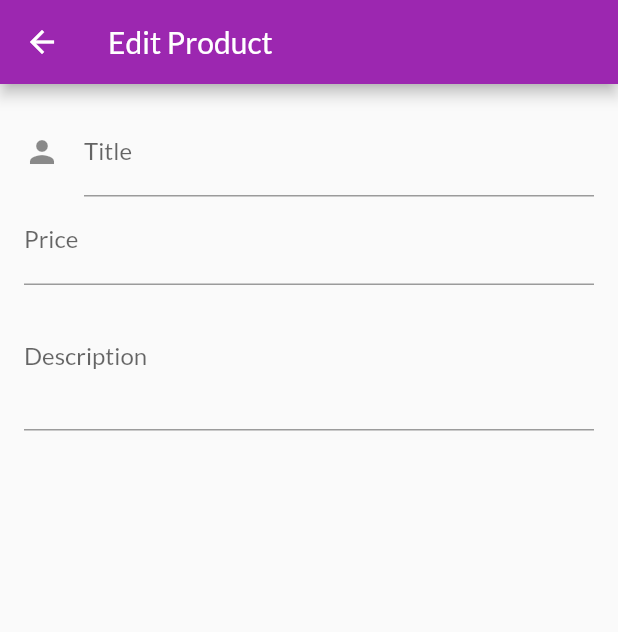
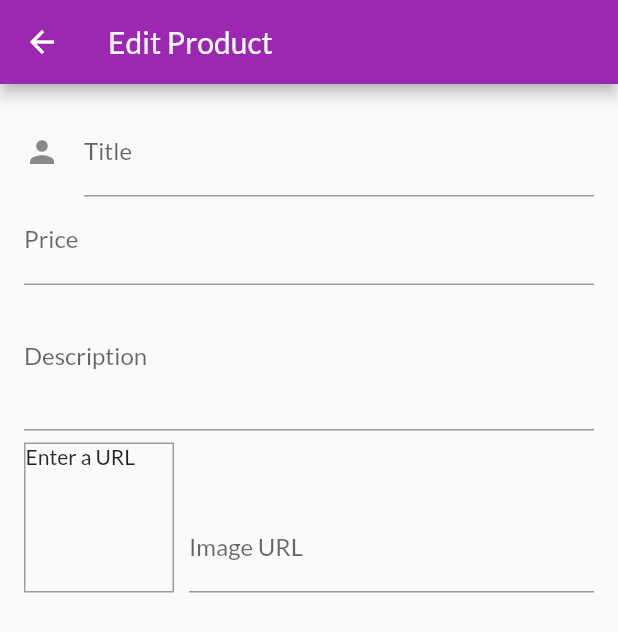
Before and after one commit to kicok/flutter_shop_state, a Flutter app: the EditProductScreen screen opened by its route, on a phone screen of 412 x 824 dp. Shown: the top 632 px of the screen. Run offline on Flutter 3.47's test engine with Material 2 defaults, Android fonts, the phone set to English and light mode, and no system bars; network calls fail.

Commit message:
Image Input & Image Preview

```diff
--- a/lib/screens/edit_product_screen.dart
+++ b/lib/screens/edit_product_screen.dart
@@ -9,12 +9,29 @@ class EditProductScreen extends StatefulWidget {
 class _EditProductScreenState extends State<EditProductScreen> {
   final _priceFocusNode = FocusNode();
   final _descriptionNode = FocusNode();
+  final _imageUrlController = TextEditingController();
+  final _imageUrlFocusNode = FocusNode();
+
+  @override
+  void initState() {
+    _imageUrlFocusNode.addListener(_updateImageUrl);
+    super.initState();
+  }
 
   @override
   void dispose() {
     _priceFocusNode.dispose();
     _descriptionNode.dispose();
+    _imageUrlController.dispose();
+    _imageUrlFocusNode.dispose();
+    _imageUrlFocusNode.removeListener(_updateImageUrl);
     super.dispose();
+  }
+
+  void _updateImageUrl() {
+    if (!_imageUrlFocusNode.hasFocus) {
+      //_imageUrlController.text
+    }
   }
 
   @override
@@ -54,6 +71,41 @@ class _EditProductScreenState extends State<EditProductScreen> {
                 keyboardType: TextInputType.multiline,
                 focusNode: _descriptionNode,
               ),
+              Row(crossAxisAlignment: CrossAxisAlignment.end, children: [
+                Container(
+                  width: 100,
+                  height: 100,
+                  margin: EdgeInsets.only(
+                    top: 8,
+                    right: 10,
+                  ),
+                  decoration: BoxDecoration(
+                      border: Border.all(
+                    width: 1,
+                    color: Colors.grey,
+                  )),
+                  child: _imageUrlController.text.isEmpty
+                      ? Text('Enter a URL')
+                      : FittedBox(
+                          child: Image.network(
+                            _imageUrlController.text,
+                            fit: BoxFit.cover,
+                          ),
+                        ),
+                ),
+                Expanded(
+                  child: TextFormField(
+                    decoration: InputDecoration(labelText: 'Image URL'),
+                    keyboardType: TextInputType.url,
+                    textInputAction: TextInputAction.done,
+                    controller: _imageUrlController,
+                    focusNode: _imageUrlFocusNode,
+                    onEditingComplete: () {
+                      setState(() {});
+                    },
+                  ),
+                ),
+              ]),
             ],
           ),
         ),
```
